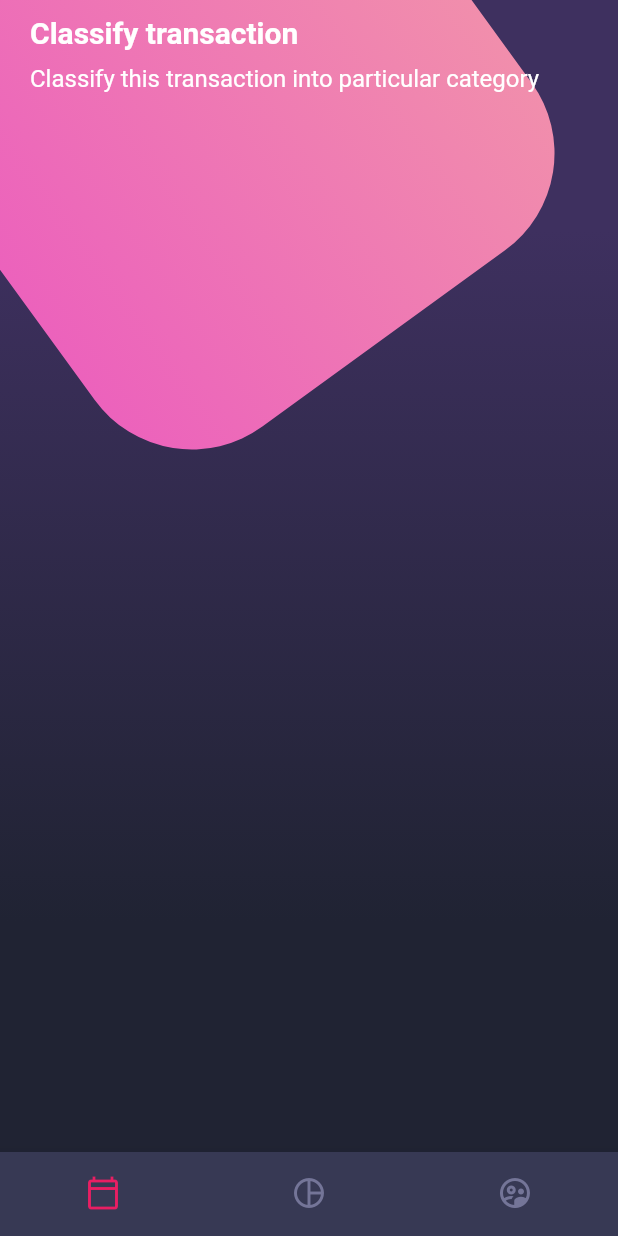
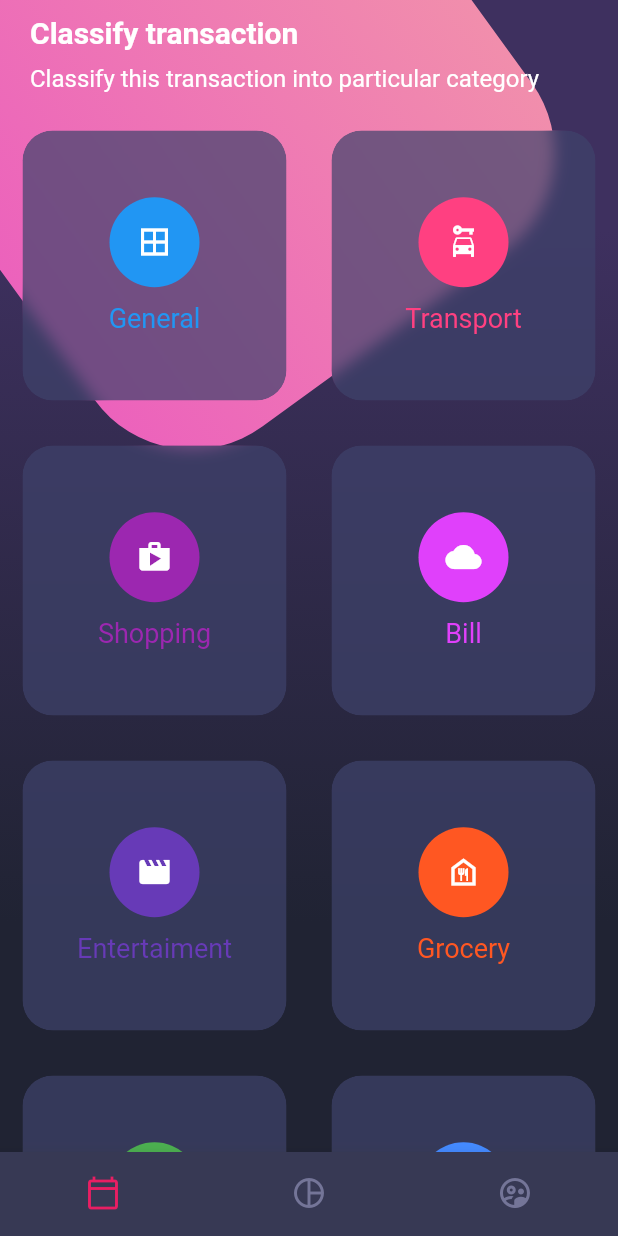
Before and after one commit to chicho69-cesar/flutter-designs, a Flutter app: the screen it shows after launch, on a phone screen of 412 x 824 dp. Run offline on Flutter 3.47's test engine with Material 2 defaults, Android fonts, the phone set to English and light mode, and no system bars.

Commit message:
Home Screen finished

```diff
--- a/lib/main.dart
+++ b/lib/main.dart
@@ -18,6 +18,7 @@ class MyApp extends StatelessWidget {
       debugShowCheckedModeBanner: false,
       title: 'Designs App',
       initialRoute: 'home_screen',
+      theme: ThemeData.dark(),
       routes: {
         'home_screen'  : ( _ ) => const HomeScreen(),
         'basic_design' : ( _ ) => const BasicDesignScreen(),
--- a/lib/screens/home_screen.dart
+++ b/lib/screens/home_screen.dart
@@ -1,6 +1,7 @@
 import 'package:flutter/material.dart';
 
 import 'package:designs/widgets/background.dart';
+import 'package:designs/widgets/card_table.dart';
 import 'package:designs/widgets/custom_bottom_navigation.dart';
 import 'package:designs/widgets/page_title.dart';
 
@@ -30,9 +31,13 @@ class _HomeBody extends StatelessWidget {
   Widget build(BuildContext context) {
     return SingleChildScrollView(
       child: Column(
+        crossAxisAlignment: CrossAxisAlignment.start,
         children: const [
           // Titles
           PageTitle(),
+
+          // Card table
+          CardTable(),
         ],
       ),
     );
--- /dev/null
+++ b/lib/widgets/card_table.dart
@@ -0,0 +1,107 @@
+import 'dart:ui';
+
+import 'package:flutter/material.dart';
+
+class CardTable extends StatelessWidget {
+  const CardTable({super.key});
+
+  @override
+  Widget build(BuildContext context) {
+    return Table(
+      children: const [
+        TableRow(
+          children: [
+            _SingleCard(icon: Icons.border_all, color: Colors.blue, text: 'General',),
+            _SingleCard(icon: Icons.car_rental, color: Colors.pinkAccent, text: 'Transport',),
+          ],
+        ),
+
+        TableRow(
+          children: [
+            _SingleCard(icon: Icons.shop, color: Colors.purple, text: 'Shopping',),
+            _SingleCard(icon: Icons.cloud, color: Colors.purpleAccent, text: 'Bill',),
+          ],
+        ),
+
+        TableRow(
+          children: [
+            _SingleCard(icon: Icons.movie, color: Colors.deepPurple, text: 'Entertaiment',),
+            _SingleCard(icon: Icons.food_bank_outlined, color: Colors.deepOrange, text: 'Grocery',),
+          ],
+        ),
+
+        TableRow(
+          children: [
+            _SingleCard(icon: Icons.access_alarms_outlined, color: Colors.green, text: 'Time',),
+            _SingleCard(icon: Icons.add_a_photo_outlined, color: Colors.blueAccent, text: 'Photos',),
+          ],
+        ),
+
+        TableRow(
+          children: [
+            _SingleCard(icon: Icons.bar_chart_rounded, color: Colors.pinkAccent, text: 'Statistics',),
+            _SingleCard(icon: Icons.cloud_download_rounded , color: Colors.purple, text: 'Download',),
+          ],
+        ),
+      ],
+    );
+  }
+}
+
+class _SingleCard extends StatelessWidget {
+  const _SingleCard({required this.icon, required this.color, required this.text});
+
+  final IconData icon;
+  final Color color;
+  final String text;
+
+  @override
+  Widget build(BuildContext context) {
+    return _CardBackground(
+      child: Column(
+        mainAxisAlignment: MainAxisAlignment.center,
+        children: [
+          CircleAvatar(
+            backgroundColor: color,
+            radius: 30,
+            child: Icon(icon, color: Colors.white,),
+          ),
+          const SizedBox(height: 10),
+          Text(
+            text,
+            style: TextStyle(color: color, fontSize: 18),
+          )
+        ],
+      ),
+    );
+  }
+}
+
+class _CardBackground extends StatelessWidget {
+  const _CardBackground({required this.child});
+
+  final Widget child;
+
+  @override
+  Widget build(BuildContext context) {
+    return Container(
+      margin: const EdgeInsets.all(15),
+      // El widget de ClipRRect es necesario para evitar que el blur se expanda de este widget
+      child: ClipRRect(
+        borderRadius: BorderRadius.circular(20),
+        child: BackdropFilter(
+          // Aplicamos un blur a nuestro widget
+          filter: ImageFilter.blur( sigmaX: 5, sigmaY: 5),
+          child: Container(
+            height: 180,
+            decoration: BoxDecoration(
+              color: const Color.fromRGBO(62, 66, 107, 0.7),
+              borderRadius: BorderRadius.circular(20)
+            ),
+            child: child,
+          ),
+        ),
+      ),
+    );
+  }
+}
```
